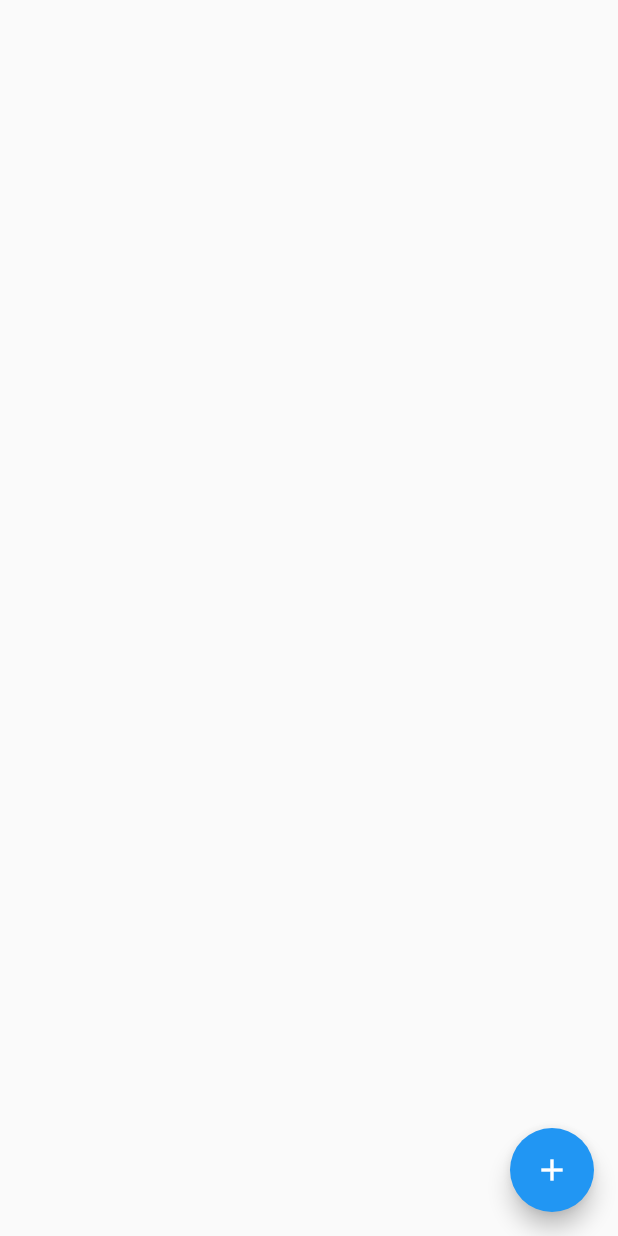
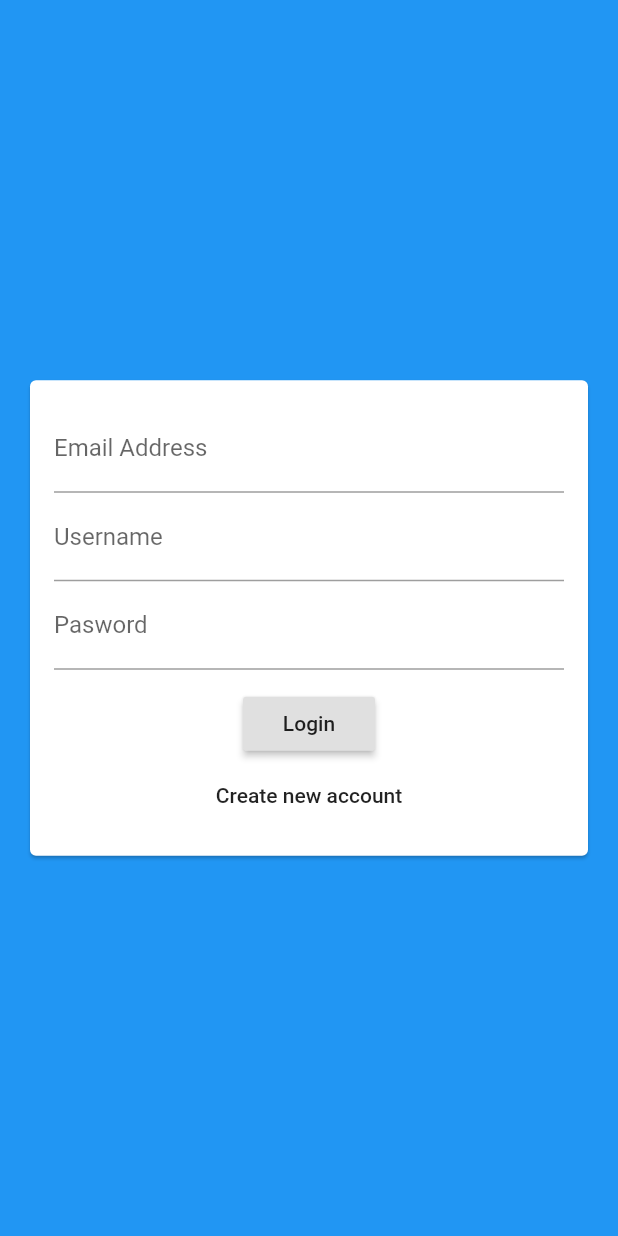
Before and after one commit to babyazalea/flutter_chat_app, a Flutter app: the screen it shows after launch, on a phone screen of 412 x 824 dp. Run offline on Flutter 3.47's test engine with Material 2 defaults, Android fonts, the phone set to English and light mode, and no system bars; our stand-ins replace cloud_firestore; accounts and stored records are empty.

Commit message:
added auth screen

```diff
--- a/lib/main.dart
+++ b/lib/main.dart
@@ -1,4 +1,5 @@
 import 'package:flutter/material.dart';
+import 'package:flutter_chat_app/screens/auth_screen.dart';
 import './screens/chat_screen.dart';
 
 void main() {
@@ -14,7 +15,7 @@ class MyApp extends StatelessWidget {
       theme: ThemeData(
         primarySwatch: Colors.blue,
       ),
-      home: ChatScreen(),
+      home: AuthScreen(),
     );
   }
 }
--- a/lib/screens/auth_screen.dart
+++ b/lib/screens/auth_screen.dart
@@ -0,0 +1,17 @@
+import "package:flutter/material.dart";
+import '../widgets/auth/auth_form.dart';
+
+class AuthScreen extends StatefulWidget {
+  @override
+  _AuthScreenState createState() => _AuthScreenState();
+}
+
+class _AuthScreenState extends State<AuthScreen> {
+  @override
+  Widget build(BuildContext context) {
+    return Scaffold(
+      backgroundColor: Theme.of(context).primaryColor,
+      body: AuthForm(),
+    );
+  }
+}
--- /dev/null
+++ b/lib/widgets/auth/auth_form.dart
@@ -0,0 +1,55 @@
+import 'package:flutter/material.dart';
+
+class AuthForm extends StatefulWidget {
+  @override
+  _AuthFormState createState() => _AuthFormState();
+}
+
+class _AuthFormState extends State<AuthForm> {
+  @override
+  Widget build(BuildContext context) {
+    return Center(
+      child: Card(
+        margin: EdgeInsets.all(20),
+        child: SingleChildScrollView(
+          child: Padding(
+            padding: EdgeInsets.all(16),
+            child: Form(
+              child: Column(
+                mainAxisSize: MainAxisSize.min,
+                children: <Widget>[
+                  TextFormField(
+                    keyboardType: TextInputType.emailAddress,
+                    decoration: InputDecoration(labelText: 'Email Address'),
+                  ),
+                  TextFormField(
+                    decoration: InputDecoration(
+                      labelText: 'Username',
+                    ),
+                  ),
+                  TextFormField(
+                    decoration: InputDecoration(
+                      labelText: 'Pasword',
+                    ),
+                    obscureText: true,
+                  ),
+                  SizedBox(
+                    height: 12,
+                  ),
+                  RaisedButton(
+                    onPressed: () {},
+                    child: Text('Login'),
+                  ),
+                  FlatButton(
+                    onPressed: () {},
+                    child: Text('Create new account'),
+                  )
+                ],
+              ),
+            ),
+          ),
+        ),
+      ),
+    );
+  }
+}
```
